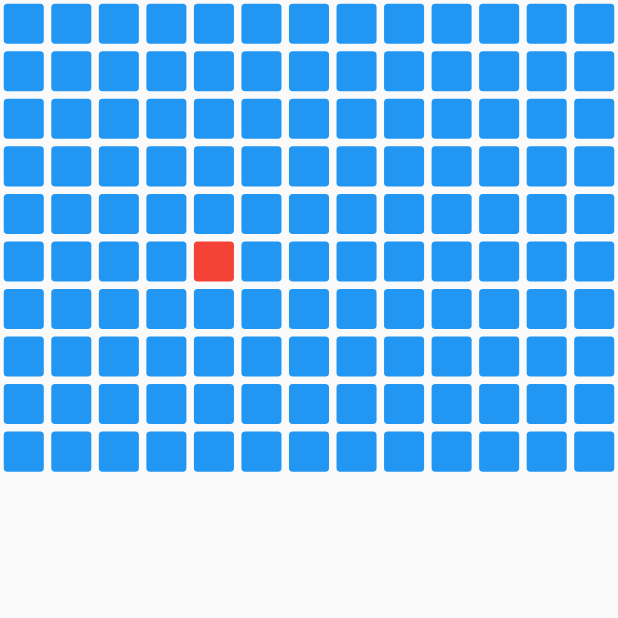
After one commit to wrteam-priyansh/games-in-flutter, a Flutter app: the SnackGameScreen screen opened directly, on a phone screen of 412 x 824 dp, the top half of it. The commit adds this screen. Run offline on Flutter 3.47's test engine with Material 2 defaults, Android fonts, the phone set to English and light mode, and no system bars; missing offline and left inert: flame.

Commit message:
added snack game basics

```diff
--- a/analysis_options.yaml
+++ b/analysis_options.yaml
@@ -22,8 +22,8 @@ linter:
   # `// ignore_for_file: name_of_lint` syntax on the line or in the file
   # producing the lint.
   rules:
+    ignore_for_file: file_names
     # avoid_print: false  # Uncomment to disable the `avoid_print` rule
     # prefer_single_quotes: true  # Uncomment to enable the `prefer_single_quotes` rule
-
 # Additional information about this file can be found at
 # https://dart.dev/guides/language/analysis-options
--- a/lib/screens/homeScreen.dart
+++ b/lib/screens/homeScreen.dart
@@ -2,6 +2,7 @@
 
 import 'package:flame_playarea/screens/flappyBallScreen.dart';
 import 'package:flame_playarea/screens/froggerScreen.dart';
+import 'package:flame_playarea/screens/snackGameScreen.dart';
 import 'package:flutter/cupertino.dart';
 import 'package:flutter/material.dart';
 
@@ -13,7 +14,7 @@ class HomeScreen extends StatefulWidget {
 }
 
 class _HomeScreenState extends State<HomeScreen> {
-  late List<String> games = ["Flappy Ball", "Frogger"];
+  late List<String> games = ["Flappy Ball", "Frogger", "Snack"];
 
   @override
   Widget build(BuildContext context) {
@@ -42,6 +43,8 @@ class _HomeScreenState extends State<HomeScreen> {
                   Navigator.of(context).push(CupertinoPageRoute(builder: (context) => const FlappyBallScreen()));
                 } else if (games[index] == "Frogger") {
                   Navigator.of(context).push(CupertinoPageRoute(builder: (context) => const FroggerScreen()));
+                } else if (games[index] == "Snack") {
+                  Navigator.of(context).push(CupertinoPageRoute(builder: (context) => const SnackGameScreen()));
                 }
               },
               title: Text(games[index]),
--- /dev/null
+++ b/lib/screens/snackGameScreen.dart
@@ -0,0 +1,74 @@
+import 'dart:async';
+
+import 'package:flutter/material.dart';
+
+class SnackGameScreen extends StatefulWidget {
+  const SnackGameScreen({Key? key}) : super(key: key);
+
+  @override
+  State<SnackGameScreen> createState() => _SnackGameScreenState();
+}
+
+class _SnackGameScreenState extends State<SnackGameScreen> {
+  List<int> snake = [];
+  Timer? gameLoop;
+
+  Color _gridContainerColor(int index) {
+    if (snake.contains(index)) return Colors.red;
+    return Theme.of(context).colorScheme.secondary;
+  }
+
+  @override
+  void dispose() {
+    gameLoop?.cancel();
+    super.dispose();
+  }
+
+  @override
+  void initState() {
+    super.initState();
+    Future.delayed(Duration.zero, () {
+      snake.add(((MediaQuery.of(context).size.width ~/ 30) ~/ 2) * 5);
+      setState(() {});
+      startTimer();
+    });
+  }
+
+  void startTimer() {
+    gameLoop = Timer.periodic(Duration(milliseconds: 500), (timer) {
+      if (snake.first < (MediaQuery.of(context).size.width ~/ 30) * 10) {
+        if (snake.length == 1) {
+          snake.first = snake.first + (MediaQuery.of(context).size.width ~/ 30);
+        } else {}
+      } else {
+        print("Game Over");
+        timer.cancel();
+      }
+      setState(() {});
+    });
+  }
+
+  @override
+  Widget build(BuildContext context) {
+    return Scaffold(
+      body: Padding(
+        padding: EdgeInsets.only(
+          top: MediaQuery.of(context).padding.top,
+        ),
+        child: GridView.builder(
+          padding: EdgeInsets.symmetric(
+            horizontal: 2.5,
+            vertical: 2.5,
+          ),
+          gridDelegate: SliverGridDelegateWithFixedCrossAxisCount(crossAxisCount: (MediaQuery.of(context).size.width ~/ 30), crossAxisSpacing: 5.0, mainAxisSpacing: 5.0),
+          itemBuilder: (context, index) {
+            return Container(
+              decoration: BoxDecoration(color: _gridContainerColor(index), borderRadius: BorderRadius.circular(2.5)),
+            );
+          },
+          itemCount: (MediaQuery.of(context).size.width ~/ 30) * 10,
+        ),
+      ),
+    );
+  }
+}
```
Also changed, not shown: lib/games/froggerGame.dart (+55 -2 lines), lib/utils/randomNumber.dart (added, +20 -0 lines).
